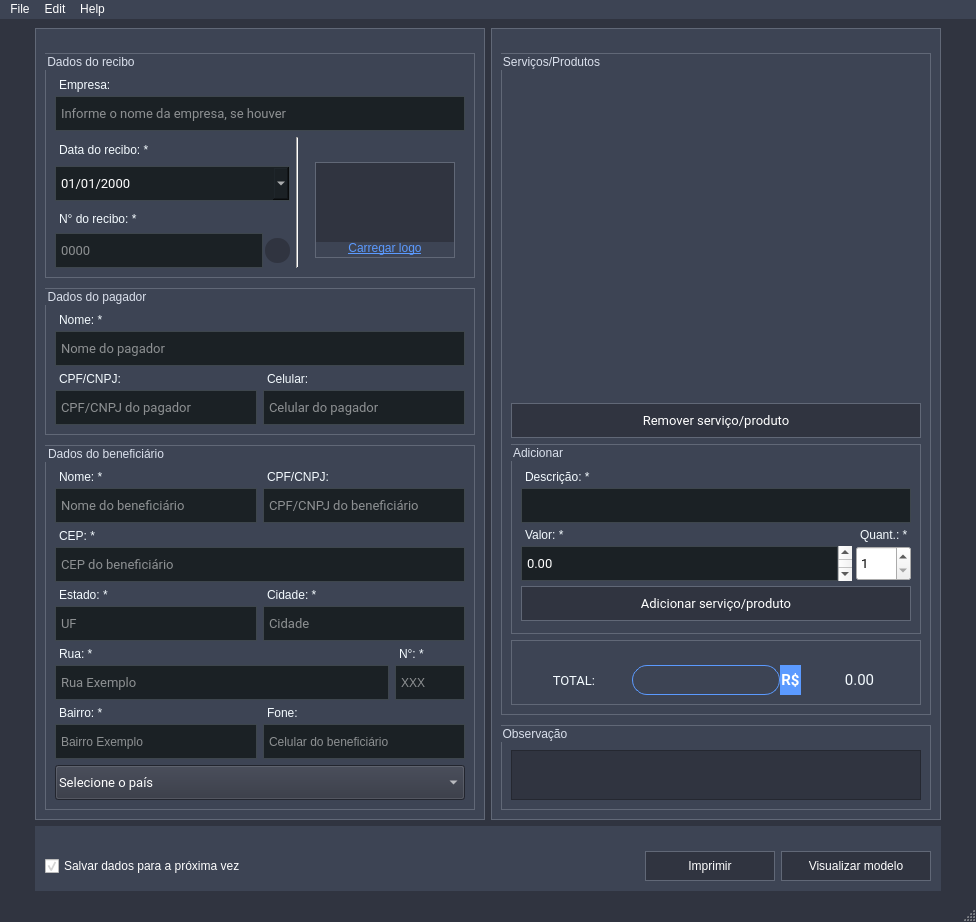
Before: the Qt Designer form src/ui/mainwindow/ui_mainwindow.ui in victobriel/Receipt-Generator, drawn with Qt 5.
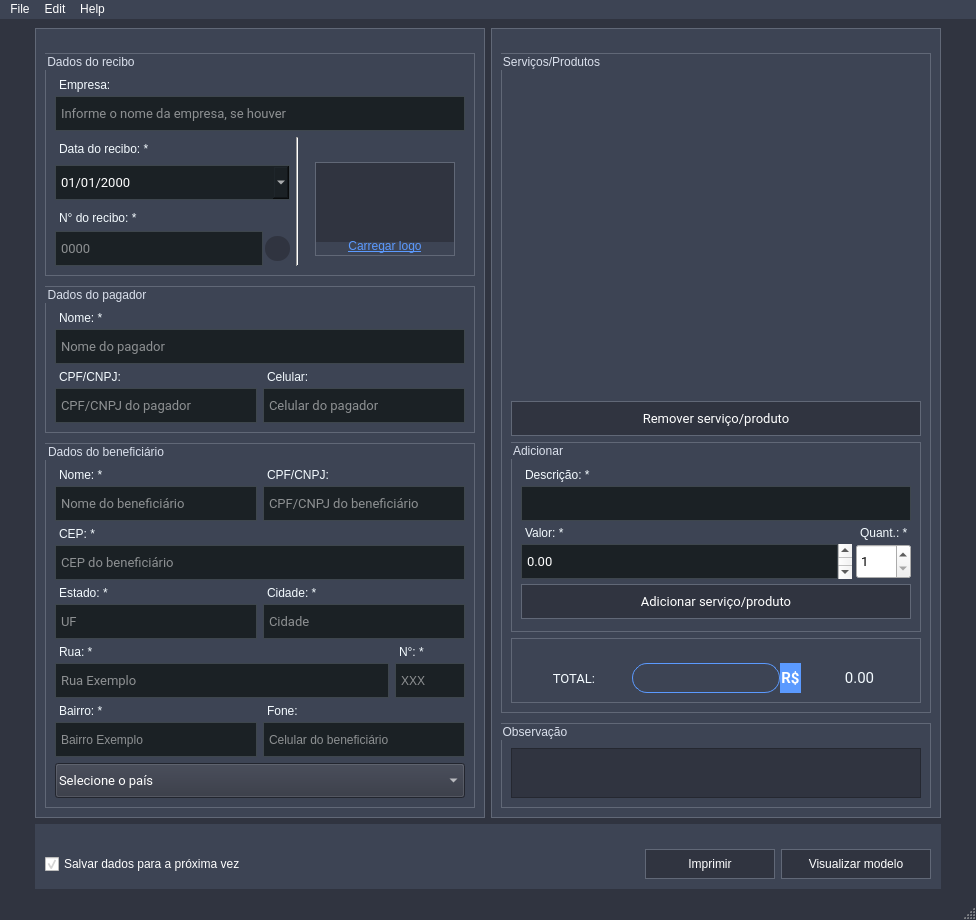
After: the same form once the commit is applied. Icons and pictures are not drawn.

Diff of the .ui file:
```diff
--- a/src/ui/mainwindow/ui_mainwindow.ui
+++ b/src/ui/mainwindow/ui_mainwindow.ui
@@ -7,7 +7,7 @@
     <x>0</x>
     <y>0</y>
     <width>976</width>
-    <height>922</height>
+    <height>920</height>
    </rect>
   </property>
   <property name="windowTitle">
```
Left out of the diff: 2 changed lines with no effect on the pictures.
